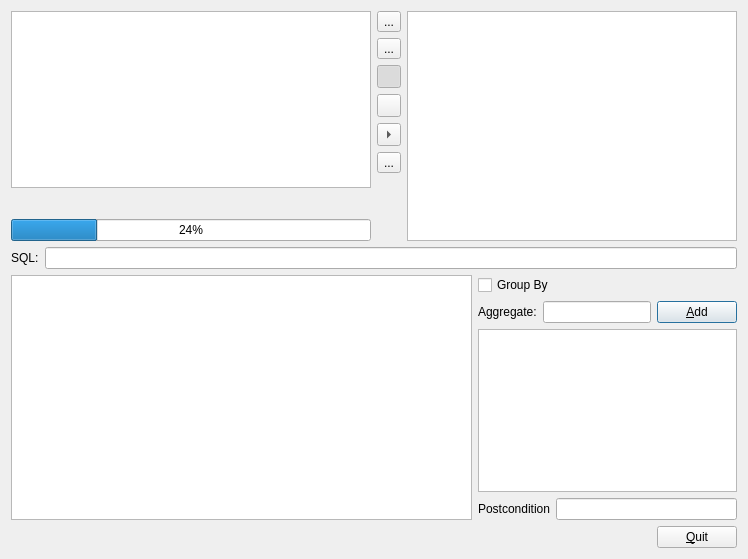
Before: the Qt Designer form dialogrelation.ui in gthom/gapQBE, drawn with Qt 5.
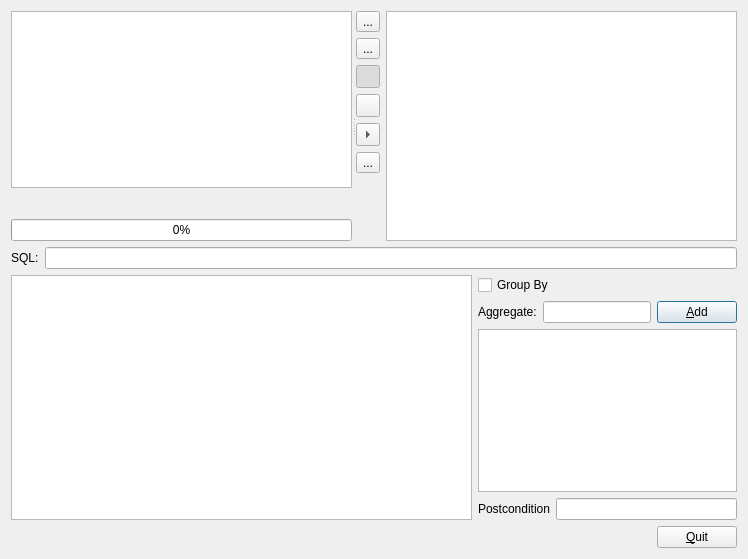
After: the same form once the commit is applied. Icons and pictures are not drawn. Custom widgets are drawn as their Qt base class.

Diff of the .ui file:
```diff
--- a/dialogrelation.ui
+++ b/dialogrelation.ui
@@ -15,12 +15,12 @@
   </property>
   <layout class="QVBoxLayout" name="verticalLayout_4">
    <item>
-    <layout class="QHBoxLayout" name="horizontalLayout_5">
-     <item>
+    <widget class="QSplitter" name="splitter">
+     <property name="orientation">
+      <enum>Qt::Horizontal</enum>
+     </property>
+     <widget class="QWidget" name="">
       <layout class="QVBoxLayout" name="verticalLayout">
-       <property name="sizeConstraint">
-        <enum>QLayout::SetFixedSize</enum>
-       </property>
        <item>
         <widget class="QListWidget" name="listWidgetTables">
          <property name="sizePolicy">
@@ -68,13 +68,13 @@
        <item>
         <widget class="QProgressBar" name="progressBarResultat">
          <property name="value">
-          <number>24</number>
+          <number>0</number>
          </property>
         </widget>
        </item>
       </layout>
-     </item>
-     <item>
+     </widget>
+     <widget class="QWidget" name="">
       <layout class="QHBoxLayout" name="horizontalLayout_4">
        <item>
         <layout class="QVBoxLayout" name="verticalLayout_2">
@@ -196,8 +196,8 @@
         </widget>
        </item>
       </layout>
-     </item>
-    </layout>
+     </widget>
+    </widget>
    </item>
    <item>
     <layout class="QHBoxLayout" name="horizontalLayout">
```
Left out of the diff: 21 changed lines with no effect on the pictures.
